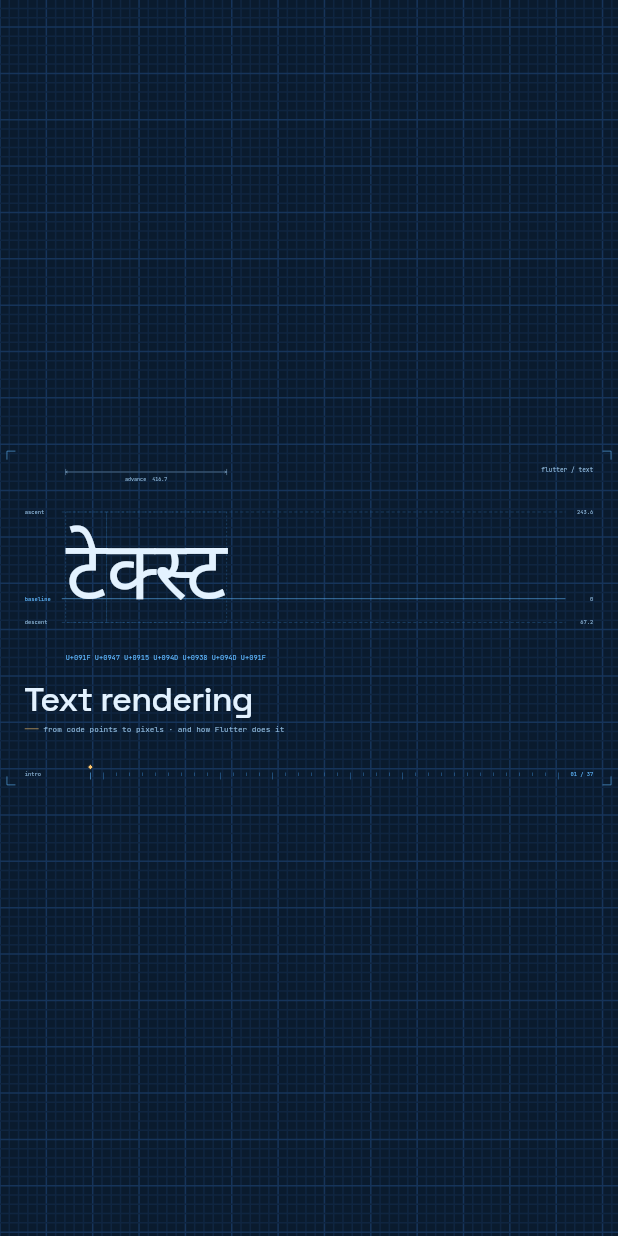
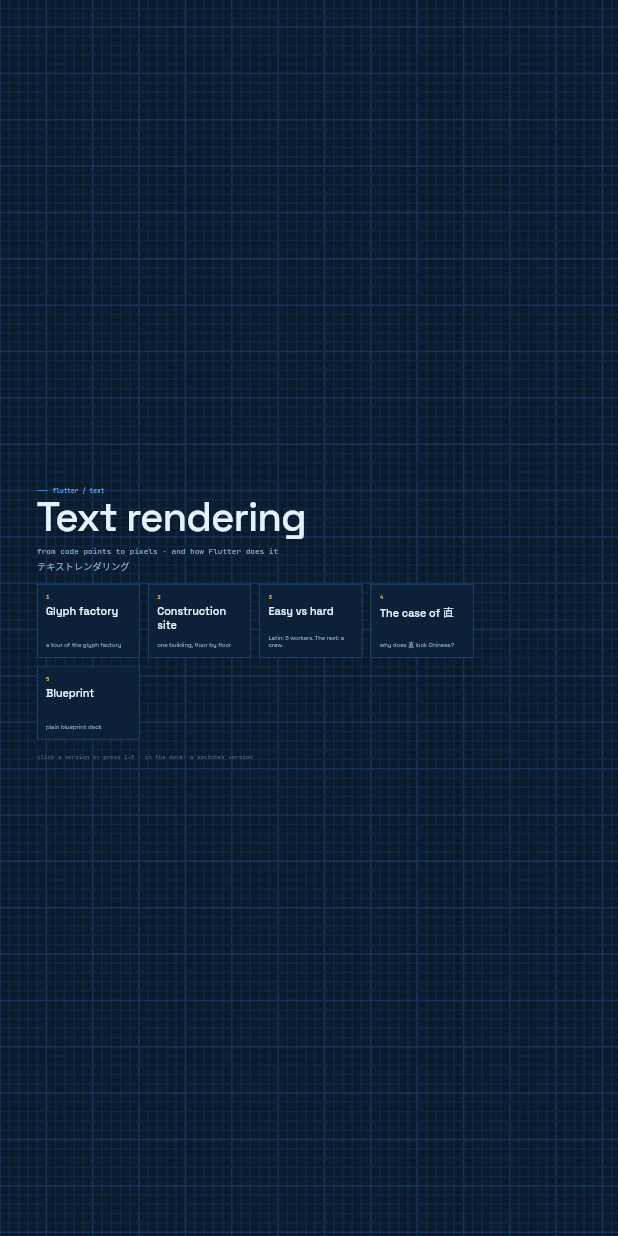
Before and after one commit to Rahiche/text-rendering-slides, a Flutter app: the screen it shows after launch, on a phone screen of 412 x 824 dp. Run offline on Flutter 3.47's test engine with Material 3 defaults, Android fonts, the phone set to English and light mode, and no system bars.

Commit message:
Native: version picker and a presentation-sized window
Native runs have no URL to choose a world, so the app opens on a picker
(click or press 1–5). The macOS window opens as a large centred 16:9
window with full-screen support.

Co-Authored-By: Claude Opus 5.5 <noreply@anthropic.com>

```diff
--- a/lib/main.dart
+++ b/lib/main.dart
@@ -3,6 +3,8 @@ import 'package:flutter/material.dart';
 import 'deck/deck.dart';
 import 'deck/theme.dart';
 import 'slides/registry.dart';
+import 'worlds/chooser.dart';
+import 'worlds/world.dart';
 import 'worlds/worlds.dart';
 
 void main() => runApp(const SlidesApp());
@@ -29,9 +31,31 @@ class SlidesApp extends StatelessWidget {
         // widgets measure exactly like the raw paragraphs the slides probe.
         child: DefaultTextStyle(
           style: const TextStyle(fontFamily: BP.display, fontSize: 16, color: BP.ink),
-          child: Deck(worlds: worlds, initial: worldFromEnvironment(), slidesFor: buildSlides),
+          child: const _Home(),
         ),
       ),
     );
   }
 }
+
+/// Opens the deck in the requested world, or shows the version picker first
+/// (native runs have no URL to pick one).
+class _Home extends StatefulWidget {
+  const _Home();
+
+  @override
+  State<_Home> createState() => _HomeState();
+}
+
+class _HomeState extends State<_Home> {
+  World? _world = requestedWorld();
+
+  @override
+  Widget build(BuildContext context) {
+    final w = _world;
+    if (w == null) {
+      return WorldChooser(worlds: worlds, onPick: (w) => setState(() => _world = w));
+    }
+    return Deck(worlds: worlds, initial: w, slidesFor: buildSlides);
+  }
+}
--- /dev/null
+++ b/lib/worlds/chooser.dart
@@ -0,0 +1,151 @@
+import 'package:flutter/material.dart';
+import 'package:flutter/services.dart';
+
+import '../deck/deck.dart';
+import '../deck/theme.dart';
+import 'world.dart';
+
+/// Version picker shown when no world was requested (e.g. native runs).
+/// Click a card or press 1–5.
+class WorldChooser extends StatefulWidget {
+  const WorldChooser({super.key, required this.worlds, required this.onPick});
+
+  final List<World> worlds;
+  final ValueChanged<World> onPick;
+
+  @override
+  State<WorldChooser> createState() => _WorldChooserState();
+}
+
+class _WorldChooserState extends State<WorldChooser> {
+  static const _blurbs = {
+    'factory': 'a tour of the glyph factory',
+    'construction': 'one building, floor by floor',
+    'workers': 'Latin: 3 workers. The rest: a crew.',
+    'detective': 'why does 直 look Chinese?',
+    'classic': 'plain blueprint deck',
+  };
+
+  int? _hover;
+
+  @override
+  void initState() {
+    super.initState();
+    HardwareKeyboard.instance.addHandler(_onKey);
+  }
+
+  @override
+  void dispose() {
+    HardwareKeyboard.instance.removeHandler(_onKey);
+    super.dispose();
+  }
+
+  bool _onKey(KeyEvent e) {
+    if (e is! KeyDownEvent) return false;
+    final n = int.tryParse(e.character ?? '');
+    if (n != null && n >= 1 && n <= widget.worlds.length) {
+      widget.onPick(widget.worlds[n - 1]);
+      return true;
+    }
+    return false;
+  }
+
+  @override
+  Widget build(BuildContext context) {
+    return LayoutBuilder(
+      builder: (context, box) {
+        final scale = (box.maxWidth / BP.canvas.width).clamp(0.0, box.maxHeight / BP.canvas.height);
+        final origin = Offset(
+          (box.maxWidth - BP.canvas.width * scale) / 2,
+          (box.maxHeight - BP.canvas.height * scale) / 2,
+        );
+        return ColoredBox(
+          color: BP.paper,
+          child: Stack(
+            children: [
+              Positioned.fill(
+                child: CustomPaint(painter: GridPaperPainter(scale: scale, origin: origin)),
+              ),
+              Positioned.fill(
+                child: FittedBox(
+                  child: SizedBox.fromSize(size: BP.canvas, child: _page()),
+                ),
+              ),
+            ],
+          ),
+        );
+      },
+    );
+  }
+
+  Widget _page() {
+    return Padding(
+      padding: const EdgeInsets.fromLTRB(96, 110, 96, 80),
+      child: Column(
+        crossAxisAlignment: CrossAxisAlignment.start,
+        children: [
+          Row(
+            children: [
+              Container(width: 28, height: 1.5, color: BP.line),
+              const SizedBox(width: 12),
+              Text('flutter / text', style: BT.mono(16)),
+            ],
+          ),
+          const SizedBox(height: 14),
+          Text('Text rendering', style: BT.display(104, letterSpacing: -2.5, height: 1)),
+          const SizedBox(height: 16),
+          Text('from code points to pixels · and how Flutter does it',
+              style: BT.mono(20, color: BP.inkDim)),
+          const SizedBox(height: 8),
+          Text('テキストレンダリング',
+              style: BT.sample(24, color: BP.inkDim).copyWith(locale: const Locale('ja'))),
+          const Spacer(),
+          Wrap(
+            spacing: 22,
+            runSpacing: 22,
+            children: [
+              for (var i = 0; i < widget.worlds.length; i++) _card(i),
+            ],
+          ),
+          const SizedBox(height: 36),
+          Text('click a version or press 1–${widget.worlds.length} · in the deck: w switches version',
+              style: BT.mono(15, color: BP.inkFaint)),
+        ],
+      ),
+    );
+  }
+
+  Widget _card(int i) {
+    final w = widget.worlds[i];
+    final hot = _hover == i;
+    return MouseRegion(
+      cursor: SystemMouseCursors.click,
+      onEnter: (_) => setState(() => _hover = i),
+      onExit: (_) => setState(() => _hover = null),
+      child: GestureDetector(
+        onTap: () => widget.onPick(w),
+        child: AnimatedContainer(
+          duration: const Duration(milliseconds: 160),
+          width: 266,
+          height: 190,
+          padding: const EdgeInsets.all(22),
+          transform: Matrix4.translationValues(0, hot ? -4 : 0, 0),
+          decoration: BoxDecoration(
+            color: BP.panel,
+            border: Border.all(color: hot ? BP.amber : BP.lineDim, width: hot ? 2 : 1),
+          ),
+          child: Column(
+            crossAxisAlignment: CrossAxisAlignment.start,
+            children: [
+              Text('${i + 1}', style: BT.mono(15, color: BP.amber)),
+              const SizedBox(height: 10),
+              Text(w.name, style: BT.display(28).copyWith(locale: const Locale('ja'))),
+              const Spacer(),
+              Text(_blurbs[w.id] ?? '', style: BT.sample(15, color: BP.inkDim)),
+            ],
+          ),
+        ),
+      ),
+    );
+  }
+}
--- a/lib/worlds/worlds.dart
+++ b/lib/worlds/worlds.dart
@@ -14,10 +14,10 @@ const worlds = <World>[
   ClassicWorld(),
 ];
 
-/// Picks the world from the URL (web): a path segment such as
-/// `/text-rendering-slides/factory/`, or `?deck=factory`. Otherwise
-/// `--dart-define=WORLD=factory`, else the classic blueprint deck.
-World worldFromEnvironment() {
+/// The world asked for by the URL (web): a path segment such as
+/// `/text-rendering-slides/factory/`, or `?deck=factory`; otherwise
+/// `--dart-define=WORLD=factory`. Null when nothing was asked for.
+World? requestedWorld() {
   World? byId(String? id) {
     for (final w in worlds) {
       if (w.id == id) return w;
@@ -28,6 +28,8 @@ World worldFromEnvironment() {
   final uri = Uri.base;
   return byId(uri.queryParameters['deck']) ??
       uri.pathSegments.map(byId).whereType<World>().firstOrNull ??
-      byId(const String.fromEnvironment('WORLD')) ??
-      const ClassicWorld();
+      byId(const String.fromEnvironment('WORLD'));
 }
+
+/// [requestedWorld], else the classic blueprint deck.
+World worldFromEnvironment() => requestedWorld() ?? const ClassicWorld();
```
Also changed, not shown: 1 other file.
